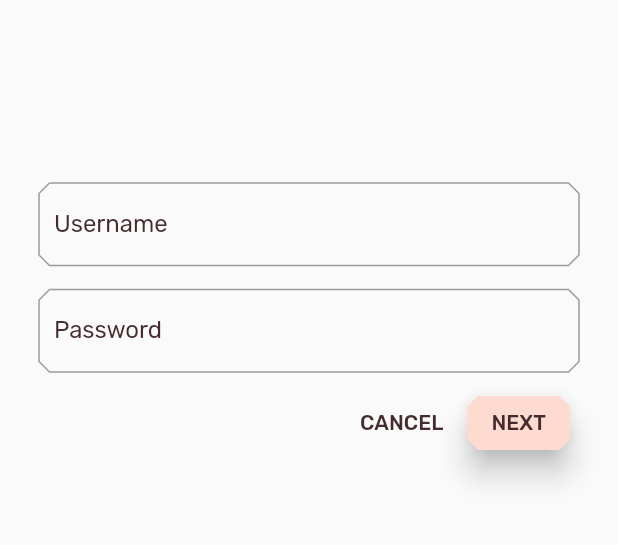
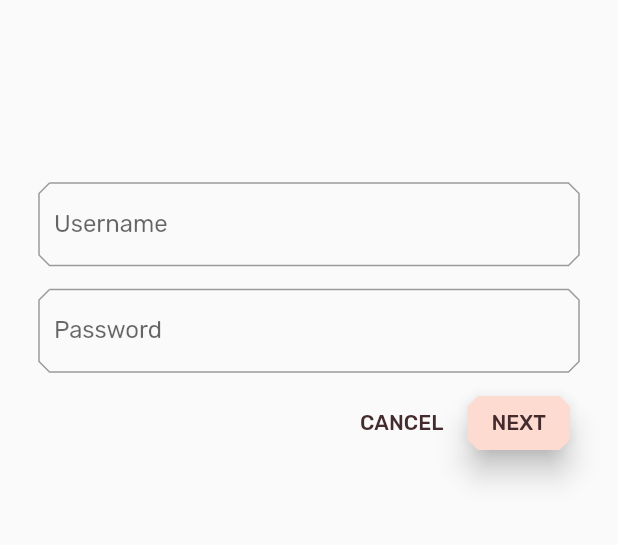
Before and after one commit to SamboSovan011/Shrine-Shop, a Flutter app: the screen it shows after launch, on a phone screen of 412 x 824 dp, the part 237-782 px from its top. Run offline on Flutter 3.47's test engine with Material 2 defaults, Android fonts, the phone set to English and light mode, and no system bars.

Commit message:
Working on: MDC-104 => completed ()

```diff
--- a/lib/app.dart
+++ b/lib/app.dart
@@ -35,12 +35,6 @@ class _ShrineAppState extends State<ShrineApp> {
 
   Category _currentCategory = Category.all;
 
-  void _onCategoryTap(Category category) {
-    setState(() {
-      _currentCategory = category;
-    });
-  }
-
   @override
   Widget build(BuildContext context) {
     return MaterialApp(
@@ -48,15 +42,15 @@ class _ShrineAppState extends State<ShrineApp> {
       // TODO: Change home: to a Backdrop with a HomePage frontLayer (104)
       home: Backdrop(
         // TODO: Make currentCategory field take _currentCategory (104)
-        currentCategory: Category.all,
+        currentCategory: _currentCategory,
         // TODO: Pass _currentCategory for frontLayer (104)
-        frontLayer: HomePage(),
+        frontLayer: HomePage(category: _currentCategory),
         // TODO: Change backLayer field value to CategoryMenuPage (104)
         backLayer: CategoryMenuPage(
           currentCategory: _currentCategory,
           onCategoryTap: _onCategoryTap,
         ),
-        frontTitle: HomePage(category: _currentCategory),
+        frontTitle: const Text('SHRINE'),
         backTitle: Text('MENU'),
       ),
       // TODO: Make currentCategory field take _currentCategory (104)
@@ -69,6 +63,14 @@ class _ShrineAppState extends State<ShrineApp> {
     );
   }
 
+  void _onCategoryTap(Category category) {
+    setState(() {
+      _currentCategory = category;
+    });
+  }
+
+}
+
 Route<dynamic>? _getRoute(RouteSettings settings) {
   if (settings.name != '/login') {
     return null;
@@ -79,7 +81,6 @@ class _ShrineAppState extends State<ShrineApp> {
     builder: (BuildContext context) => const LoginPage(),
     fullscreenDialog: true,
   );
-  }
 }
 
 // TODO: Build a Shrine Theme (103)
@@ -110,9 +111,6 @@ ThemeData _buildShrineTheme() {
       ),
       border: CutCornersBorder(),
     ),
-    textButtonTheme: const TextButtonThemeData(
-
-    )
   );
 }
 
--- a/lib/backdrop.dart
+++ b/lib/backdrop.dart
@@ -117,8 +117,8 @@ class _BackdropTitle extends AnimatedWidget {
                   end: const Offset(0.5, 0.0),
                 ).evaluate(animation),
                 child: Semantics(
-                    label: 'hide categories menu',
-                    child: ExcludeSemantics(child: backTitle)),
+                  label: 'hide categories menu',
+                  child: ExcludeSemantics(child: backTitle)),
               ),
             ),
             Opacity(
--- a/lib/category_menu_page.dart
+++ b/lib/category_menu_page.dart
@@ -1,5 +1,4 @@
 import 'package:flutter/material.dart';
-import 'package:meta/meta.dart';
 
 import 'colors.dart';
 import 'model/product.dart';
--- a/lib/login.dart
+++ b/lib/login.dart
@@ -13,7 +13,7 @@
 // limitations under the License.
 
 import 'package:flutter/material.dart';
-import 'package:shrine/colors.dart';
+import 'colors.dart';
 
 class LoginPage extends StatefulWidget {
   const LoginPage({Key? key}) : super(key: key);
@@ -27,23 +27,23 @@ class _LoginPageState extends State<LoginPage> {
   // TODO: Add text editing controllers (101)
   final _usernameController = TextEditingController();
   final _passwordController = TextEditingController();
-  final _usernameFocusNode = FocusNode();
-  final _passwordFocusNode = FocusNode();
+  // final _usernameFocusNode = FocusNode();
+  // final _passwordFocusNode = FocusNode();
 
-  @override
-  void initState() {
-    super.initState();
-    _usernameFocusNode.addListener(() {
-        setState(() {
-          //Redraw so that the username label reflects the focus state
-        });
-    });
-    _passwordFocusNode.addListener(() {
-        setState(() {
-          //Redraw so that the password label reflects the focus state
-        });
-    });
-  }
+  // @override
+  // void initState() {
+  //   super.initState();
+  //   _usernameFocusNode.addListener(() {
+  //       setState(() {
+  //         //Redraw so that the username label reflects the focus state
+  //       });
+  //   });
+  //   _passwordFocusNode.addListener(() {
+  //       setState(() {
+  //         //Redraw so that the password label reflects the focus state
+  //       });
+  //   });
+  // }
 
   @override
   Widget build(BuildContext context) {
@@ -69,29 +69,27 @@ class _LoginPageState extends State<LoginPage> {
             // TODO: Wrap Password with AccentColorOverride (103)
             // TODO: Add TextField widgets (101)
             // [Name]
-            TextField(
-              controller: _usernameController,
-              decoration: InputDecoration(
-                labelText: 'Username',
-                labelStyle: TextStyle(
-                  color: Theme.of(context).colorScheme.secondary,
+            AccentColorOverride(
+              color: kShrineBrown900,
+              child: TextField(
+                controller: _usernameController,
+                decoration: const InputDecoration(
+                  labelText: 'Username',
                 ),
               ),
-              focusNode: _usernameFocusNode,
             ),
             // spacer
             const SizedBox(height: 12.0),
             // [Password]
-            TextField(
-              controller: _passwordController,
-              decoration: InputDecoration(
-                labelText: 'Password',
-                labelStyle: TextStyle(
-                  color: Theme.of(context).colorScheme.secondary,
+            AccentColorOverride(
+              color: kShrineBrown900,
+              child: TextField(
+                controller: _passwordController,
+                decoration: const InputDecoration(
+                  labelText: 'Password',
                 ),
+                obscureText: true,
               ),
-              obscureText: true,
-              focusNode: _passwordFocusNode,
             ),
             // TODO: Add button bar (101)
             ButtonBar(
@@ -143,3 +141,22 @@ class _LoginPageState extends State<LoginPage> {
 }
 
 // TODO: Add AccentColorOverride (103)
+class AccentColorOverride extends StatelessWidget {
+  const AccentColorOverride(
+      {Key? key, required this.color, required this.child})
+      : super(key: key);
+
+  final Color color;
+  final Widget child;
+
+  @override
+  Widget build(BuildContext context) {
+    return Theme(
+      child: child,
+      data: Theme.of(context).copyWith(
+        accentColor: color,
+        brightness: Brightness.dark,
+      ),
+    );
+  }
+}
```
Also changed, not shown: lib/home.dart (+0 -37 lines), lib/supplemental/product_columns.dart (+3 -6 lines), 1 other file. Lines whose indentation alone changed are shown as unchanged.
